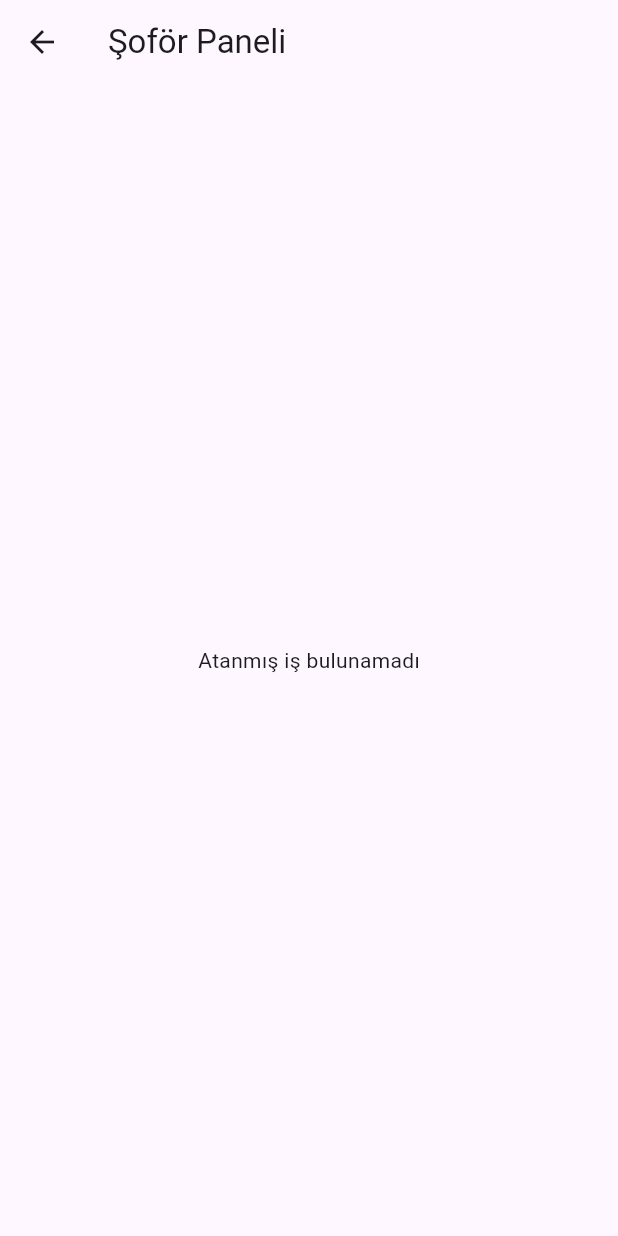
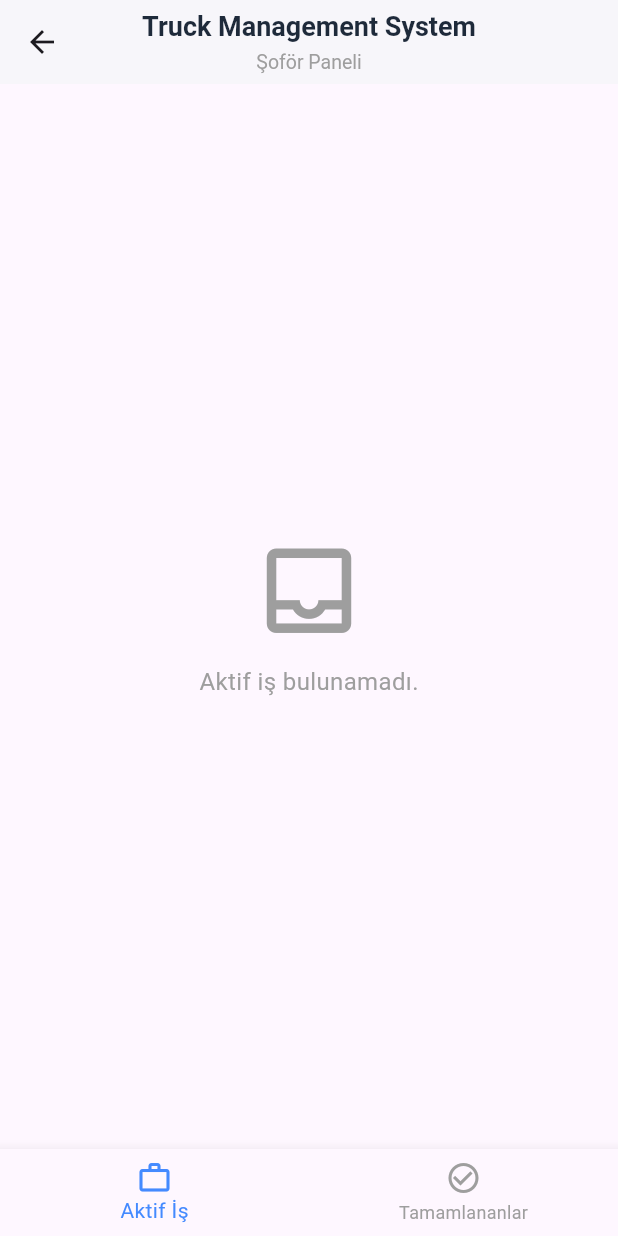
Before and after one commit to fatihmirza0/Truck-Management-System, a Flutter app: the DriverScreen screen opened by its route, on a phone screen of 412 x 824 dp. Run offline on Flutter 3.47's test engine with Material 3 defaults, Android fonts, the light colour scheme and no system bars; our stand-ins replace cloud_firestore, firebase_core; accounts and stored records are empty; statements that could not run were skipped.

Commit message:
Driver Screens UI design and code refactoring

```diff
--- a/lib/main.dart
+++ b/lib/main.dart
@@ -1,9 +1,9 @@
 import 'package:flutter/material.dart';
 import 'package:firebase_core/firebase_core.dart';
 import 'firebase_options.dart';
-import 'screens/dispatchScreens/dispatch_main_screen.dart';
+import 'screens/dispatch/dispatch_main_screen.dart';
 import 'screens/managerScreens/manager_screen.dart';
-import 'screens/driver_screen.dart';
+import 'screens/driver/driver_screen.dart';
 import 'screens/login_screen.dart';
 
 void main() async {
--- /dev/null
+++ b/lib/screens/driver/active_jobs_page.dart
@@ -0,0 +1,157 @@
+import 'package:flutter/material.dart';
+import 'package:cloud_firestore/cloud_firestore.dart';
+import 'package:lojistik/widgets/empty_state.dart';
+import '../../../widgets/empty_state.dart';
+
+class ActiveJobsPage extends StatelessWidget {
+  final String driverId;
+  const ActiveJobsPage({super.key, required this.driverId});
+
+  Stream<QuerySnapshot> _getApprovedJobs() {
+    return FirebaseFirestore.instance
+        .collection('jobs')
+        .where('status', isEqualTo: 'approved')
+        .where('assignedTo', isEqualTo: driverId)
+        .snapshots();
+  }
+
+  Future<void> _completeJob(String jobId, BuildContext context) async {
+    await FirebaseFirestore.instance.collection('jobs').doc(jobId).update({
+      'status': 'completed',
+      'completedAt': FieldValue.serverTimestamp(),
+    });
+
+    ScaffoldMessenger.of(context).showSnackBar(
+      const SnackBar(
+        content: Text("İş tamamlandı ✅"),
+        backgroundColor: Colors.green,
+      ),
+    );
+  }
+
+  void _showCompleteConfirm(BuildContext context, String jobId) {
+    showDialog(
+      context: context,
+      builder: (ctx) => AlertDialog(
+        shape: RoundedRectangleBorder(borderRadius: BorderRadius.circular(12)),
+        title: const Text("İşi Tamamla"),
+        content:
+        const Text("Bu işi tamamlandı olarak işaretlemek istiyor musun?"),
+        actions: [
+          TextButton(
+            onPressed: () => Navigator.pop(ctx),
+            child: const Text("İptal"),
+          ),
+          ElevatedButton(
+            onPressed: () {
+              Navigator.pop(ctx);
+              _completeJob(jobId, context);
+            },
+            style: ElevatedButton.styleFrom(
+              backgroundColor: Colors.green,
+              foregroundColor: Colors.white,
+            ),
+            child: const Text("Evet, Tamamla"),
+          ),
+        ],
+      ),
+    );
+  }
+
+  @override
+  Widget build(BuildContext context) {
+    return StreamBuilder<QuerySnapshot>(
+      stream: _getApprovedJobs(),
+      builder: (context, snapshot) {
+        if (snapshot.connectionState == ConnectionState.waiting) {
+          return const Center(child: CircularProgressIndicator());
+        }
+
+        final jobs = snapshot.data?.docs ?? [];
+
+        if (jobs.isEmpty) {
+          return const EmptyState(message: "Aktif iş bulunamadı.");
+        }
+
+        final job = jobs.first; // Tek aktif iş
+        final jobData = job.data() as Map<String, dynamic>;
+        final jobId = job.id;
+
+        return SingleChildScrollView(
+          padding: const EdgeInsets.all(16),
+          child: Card(
+            elevation: 3,
+            shape:
+            RoundedRectangleBorder(borderRadius: BorderRadius.circular(16)),
+            child: Padding(
+              padding: const EdgeInsets.all(18),
+              child: Column(
+                crossAxisAlignment: CrossAxisAlignment.start,
+                children: [
+                  Row(
+                    children: const [
+                      Icon(Icons.local_shipping_outlined,
+                          color: Colors.blueAccent, size: 32),
+                      SizedBox(width: 12),
+                      Text(
+                        "Aktif İş Bilgileri",
+                        style: TextStyle(
+                            fontSize: 18, fontWeight: FontWeight.bold),
+                      ),
+                    ],
+                  ),
+                  const Divider(height: 25),
+                  _infoRow("📦 Yük Bilgisi", jobData['cargoInfo']),
+                  _infoRow("🗺️ Yükleme Limanı", jobData['loadPort']),
+                  _infoRow("📍 Varış Limanı", jobData['unloadPort']),
+                  _infoRow("👤 Dispatch", jobData['assignedBy']),
+                  const SizedBox(height: 25),
+                  Center(
+                    child: ElevatedButton.icon(
+                      onPressed: () => _showCompleteConfirm(context, jobId),
+                      icon: const Icon(Icons.check_circle_outline),
+                      label: const Text("Tamamlandı"),
+                      style: ElevatedButton.styleFrom(
+                        backgroundColor: Colors.green,
+                        foregroundColor: Colors.white,
+                        padding: const EdgeInsets.symmetric(
+                            horizontal: 40, vertical: 14),
+                        shape: RoundedRectangleBorder(
+                          borderRadius: BorderRadius.circular(12),
+                        ),
+                      ),
+                    ),
+                  ),
+                ],
+              ),
+            ),
+          ),
+        );
+      },
+    );
+  }
+
+  Widget _infoRow(String label, String? value) {
+    return Padding(
+      padding: const EdgeInsets.symmetric(vertical: 6),
+      child: Row(
+        crossAxisAlignment: CrossAxisAlignment.start,
+        children: [
+          Expanded(
+            flex: 3,
+            child: Text(
+              label,
+              style: const TextStyle(
+                  fontWeight: FontWeight.w600, color: Colors.black87),
+            ),
+          ),
+          Expanded(
+            flex: 4,
+            child:
+            Text(value ?? '-', style: const TextStyle(color: Colors.black54)),
+          ),
+        ],
+      ),
+    );
+  }
+}
--- /dev/null
+++ b/lib/screens/driver/driver_screen.dart
@@ -0,0 +1,70 @@
+import 'package:flutter/material.dart';
+import 'active_jobs_page.dart';
+import 'completed_jobs_page.dart';
+
+class DriverScreen extends StatefulWidget {
+  final String driverId;
+
+  const DriverScreen({super.key, required this.driverId});
+
+  @override
+  State<DriverScreen> createState() => _DriverScreenState();
+}
+
+class _DriverScreenState extends State<DriverScreen> {
+  int _selectedIndex = 0;
+
+  @override
+  Widget build(BuildContext context) {
+    final pages = [
+      ActiveJobsPage(driverId: widget.driverId),
+      CompletedJobsPage(driverId: widget.driverId),
+    ];
+
+    return Scaffold(
+      appBar: AppBar(
+        backgroundColor: Colors.white,
+        elevation: 1,
+        centerTitle: true,
+        title: const Column(
+          children: [
+            Text(
+              "Truck Management System",
+              style: TextStyle(
+                color: Color(0xFF1E2A3A),
+                fontSize: 18,
+                fontWeight: FontWeight.w600,
+              ),
+            ),
+            SizedBox(height: 4),
+            Text(
+              "Şoför Paneli",
+              style: TextStyle(
+                color: Colors.grey,
+                fontSize: 13,
+              ),
+            ),
+          ],
+        ),
+      ),
+      body: pages[_selectedIndex],
+      bottomNavigationBar: BottomNavigationBar(
+        currentIndex: _selectedIndex,
+        selectedItemColor: Colors.blueAccent,
+        unselectedItemColor: Colors.grey,
+        type: BottomNavigationBarType.fixed,
+        onTap: (index) => setState(() => _selectedIndex = index),
+        items: const [
+          BottomNavigationBarItem(
+            icon: Icon(Icons.work_outline),
+            label: "Aktif İş",
+          ),
+          BottomNavigationBarItem(
+            icon: Icon(Icons.check_circle_outline),
+            label: "Tamamlananlar",
+          ),
+        ],
+      ),
+    );
+  }
+}
--- a/lib/screens/driver_screen.dart
+++ /dev/null
@@ -1,53 +0,0 @@
-import 'package:flutter/material.dart';
-import 'package:cloud_firestore/cloud_firestore.dart';
-import '../services/firestore_service.dart';
-
-class DriverScreen extends StatelessWidget {
-  final String driverId;
-
-  const DriverScreen({super.key, required this.driverId});
-
-  @override
-  Widget build(BuildContext context) {
-    return Scaffold(
-      appBar: AppBar(title: const Text("Şoför Paneli")),
-      body: StreamBuilder<QuerySnapshot>(
-        stream: FirestoreService().getAllApprovedJobs(),
-        builder: (context, snapshot) {
-          if (!snapshot.hasData) {
-            return const Center(child: CircularProgressIndicator());
-          }
-
-          // 🔹 Onaylanmış tüm işleri çekip sadece bu şoföre ait olanları filtrele
-          final allJobs = snapshot.data!.docs;
-          final myJobs = allJobs.where((doc) {
-            final data = doc.data() as Map<String, dynamic>;
-            return data['assignedTo'] == driverId;
-          }).toList();
-
-          if (myJobs.isEmpty) {
-            return const Center(child: Text("Atanmış iş bulunamadı"));
-          }
-
-          return ListView.builder(
-            itemCount: myJobs.length,
-            itemBuilder: (context, index) {
-              final job = myJobs[index].data() as Map<String, dynamic>;
-              return Card(
-                margin: const EdgeInsets.all(10),
-                child: ListTile(
-                  title: Text("Yük: ${job['cargoInfo']}"),
-                  subtitle: Text("${job['loadPort']} → ${job['unloadPort']}"),
-                  trailing: Text(
-                    job['status'].toUpperCase(),
-                    style: const TextStyle(fontWeight: FontWeight.bold),
-                  ),
-                ),
-              );
-            },
-          );
-        },
-      ),
-    );
-  }
-}
--- a/lib/screens/login_screen.dart
+++ b/lib/screens/login_screen.dart
@@ -1,8 +1,8 @@
 import 'package:flutter/material.dart';
 import 'package:cloud_firestore/cloud_firestore.dart';
-import 'managerScreens/manager_screen.dart';
-import 'dispatchScreens/dispatch_main_screen.dart';
-import 'driver_screen.dart';
+import 'manager/manager_screen.dart';
+import 'dispatch/dispatch_main_screen.dart';
+import 'driver/driver_screen.dart';
 import 'dart:math' as math;
 
 class LoginScreen extends StatefulWidget {
--- /dev/null
+++ b/lib/widgets/empty_state.dart
@@ -0,0 +1,24 @@
+import 'package:flutter/material.dart';
+
+class EmptyState extends StatelessWidget {
+  final String message;
+
+  const EmptyState({super.key, required this.message});
+
+  @override
+  Widget build(BuildContext context) {
+    return Center(
+      child: Column(
+        mainAxisAlignment: MainAxisAlignment.center,
+        children: [
+          const Icon(Icons.inbox_outlined, size: 75, color: Colors.grey),
+          const SizedBox(height: 12),
+          Text(
+            message,
+            style: const TextStyle(fontSize: 16, color: Colors.grey),
+          ),
+        ],
+      ),
+    );
+  }
+}
```
Also changed, not shown: lib/core/widgets/custom_button.dart (deleted, +0 -20 lines), lib/models/user_model.dart (deleted, +0 -35 lines), lib/screens/driver/completed_jobs_page.dart (added, +64 -0 lines), lib/screens/dispatch/add_driver_page.dart (renamed from lib/screens/dispatchScreens/add_driver_page.dart), lib/screens/dispatch/create_job_page.dart (renamed from lib/screens/dispatchScreens/create_job_page.dart), lib/screens/dispatch/dispatch_main_screen.dart (renamed from lib/screens/dispatchScreens/dispatch_main_screen.dart), lib/screens/manager/add_user_page.dart (renamed from lib/screens/managerScreens/add_user_page.dart), lib/screens/manager/jobs_page.dart (renamed from lib/screens/managerScreens/jobs_page.dart), lib/screens/manager/manager_screen.dart (renamed from lib/screens/managerScreens/manager_screen.dart), lib/screens/manager/users_page.dart (renamed from lib/screens/managerScreens/users_page.dart).
